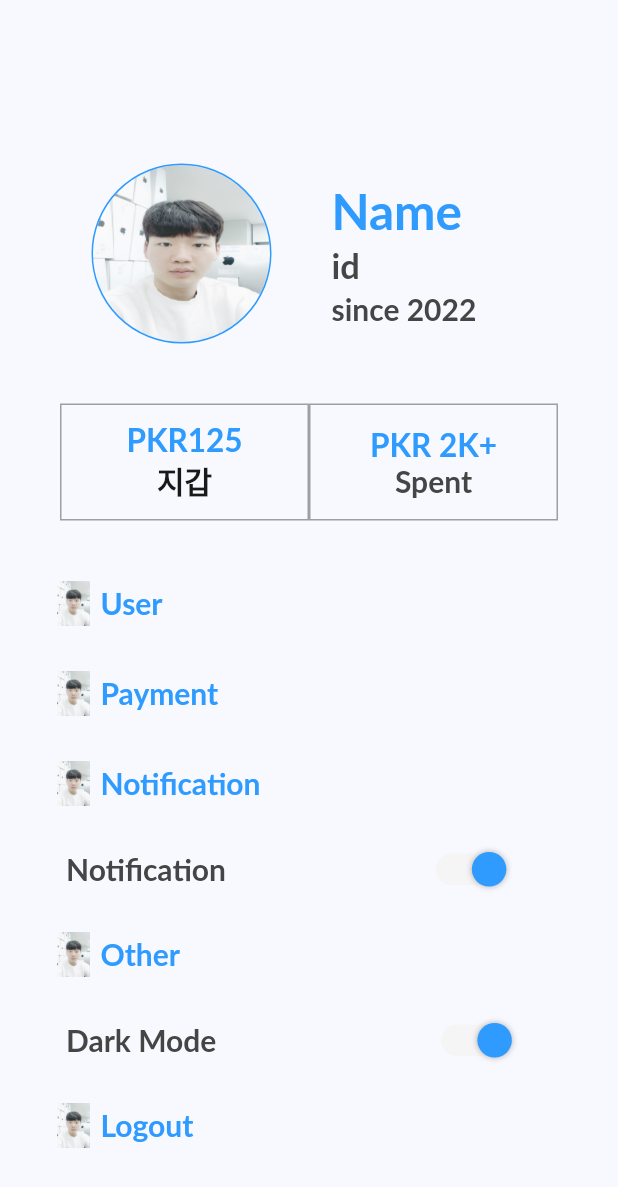
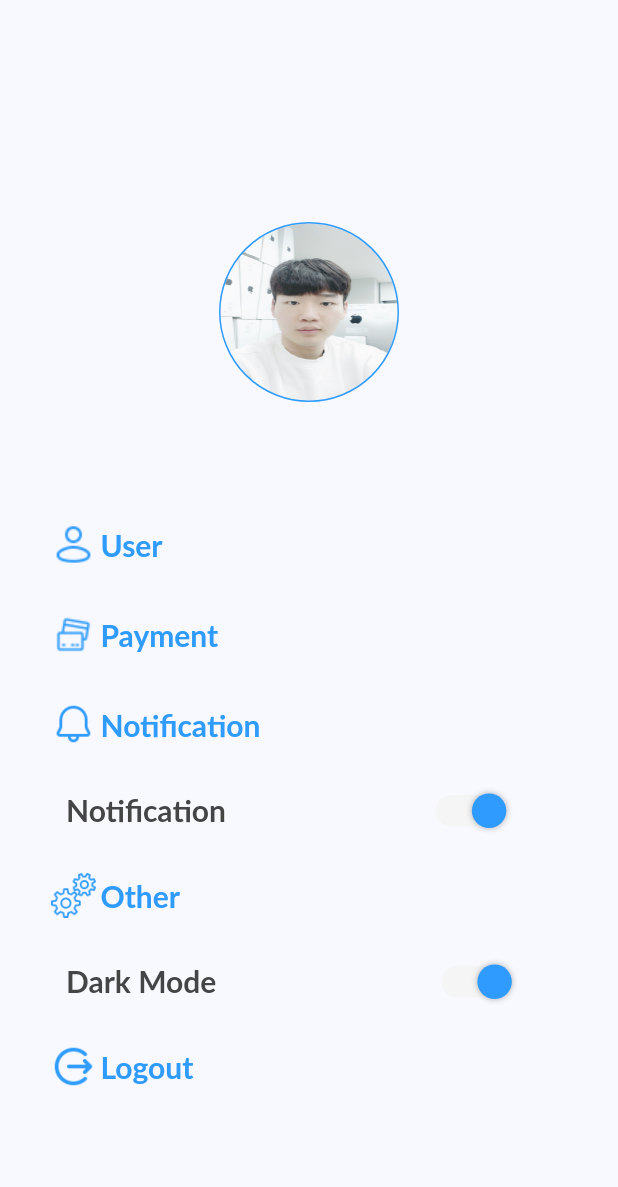
Before and after one commit to kangdeagyu/MAPPY, a Flutter app: the More screen opened directly, on a phone screen of 412 x 824 dp. Shown: the top 1187 px of the screen. Run offline on Flutter 3.47's test engine with Material 2 defaults, Android fonts, the phone set to English and light mode, and no system bars; our stand-ins replace firebase_core, flutter_screenutil, get, google_fonts, image_picker; accounts and stored records are empty; Roboto replaces fonts that are missing (Lato).

Commit message:
설정 페이지 이미지 추가

```diff
--- a/lib/view/more.dart
+++ b/lib/view/more.dart
@@ -28,150 +28,12 @@ class More extends StatelessWidget {
                     ),
                   ),
                 ),
-                // 유저 기본 정보
-                const SizedBox(
-                  width: 40,
-                ),
-                const SizedBox(
-                  width: 130,
-                  height: 98,
-                  child: Column(
-                    mainAxisSize: MainAxisSize.min,
-                    mainAxisAlignment: MainAxisAlignment.start,
-                    crossAxisAlignment: CrossAxisAlignment.start,
-                    children: [
-                      SizedBox(
-                        width: 177,
-                        child: Text(
-                          'Name',
-                          style: TextStyle(
-                            color: Color(0xFF2F9BFF),
-                            fontSize: 33,
-                            fontFamily: 'Lato',
-                            fontWeight: FontWeight.w700,
-                            height: 0,
-                          ),
-                        ),
-                      ),
-                      SizedBox(height: 3),
-                      SizedBox(
-                        width: 152,
-                        child: Text(
-                          'id',
-                          style: TextStyle(
-                            color: Color(0xFF454545),
-                            fontSize: 23,
-                            fontFamily: 'Lato',
-                            fontWeight: FontWeight.w700,
-                            height: 0,
-                          ),
-                        ),
-                      ),
-                      SizedBox(height: 3),
-                      Text(
-                        'since 2022',
-                        style: TextStyle(
-                          color: Color(0xFF454545),
-                          fontSize: 20,
-                          fontFamily: 'Lato',
-                          fontWeight: FontWeight.w700,
-                          height: 0,
-                        ),
-                      ),
-                    ],
-                  ),
-                )
               ],
             ), // 유저기본정보 끝
             const SizedBox(
               height: 40,
             ),
-            // 유저 금액 내역
-            SizedBox(
-              width: 332,
-              height: 78,
-              child: Row(
-                mainAxisSize: MainAxisSize.min,
-                mainAxisAlignment: MainAxisAlignment.start,
-                crossAxisAlignment: CrossAxisAlignment.start,
-                children: [
-                  Container(
-                    width: 166,
-                    height: 78,
-                    decoration: const ShapeDecoration(
-                      color: Color(0x00E0D6D6),
-                      shape: RoundedRectangleBorder(
-                        side: BorderSide(width: 1, color: Color(0x7F454545)),
-                      ),
-                    ),
-                    child: const Column(
-                      mainAxisAlignment: MainAxisAlignment.center,
-                      children: [
-                        Text(
-                          'PKR125',
-                          textAlign: TextAlign.center,
-                          style: TextStyle(
-                            color: Color(0xFF2F9BFF),
-                            fontSize: 21,
-                            fontFamily: 'Lato',
-                            fontWeight: FontWeight.w700,
-                            height: 0,
-                          ),
-                        ),
-                        Text(
-                          '지갑',
-                          textAlign: TextAlign.center,
-                          style: TextStyle(
-                            color: Color(0xFF191919),
-                            fontSize: 20,
-                            fontFamily: 'Lato',
-                            fontWeight: FontWeight.w700,
-                            height: 0,
-                          ),
-                        ),
-                      ],
-                    ),
-                  ),
-                  Container(
-                    width: 166,
-                    height: 78,
-                    decoration: const ShapeDecoration(
-                      color: Color(0x00E0D6D6),
-                      shape: RoundedRectangleBorder(
-                        side: BorderSide(width: 1, color: Color(0x7F454545)),
-                      ),
-                    ),
-                    child: const Column(
-                      mainAxisAlignment: MainAxisAlignment.center,
-                      children: [
-                        Text(
-                          'PKR 2K+',
-                          textAlign: TextAlign.center,
-                          style: TextStyle(
-                            color: Color(0xFF2F9BFF),
-                            fontSize: 21,
-                            fontFamily: 'Lato',
-                            fontWeight: FontWeight.w700,
-                            height: 0,
-                          ),
-                        ),
-                        Text(
-                          'Spent',
-                          textAlign: TextAlign.center,
-                          style: TextStyle(
-                            color: Color(0xFF454545),
-                            fontSize: 20,
-                            fontFamily: 'Lato',
-                            fontWeight: FontWeight.w700,
-                            height: 0,
-                          ),
-                        ),
-                      ],
-                    ),
-                  ),
-                ],
-              ),
-            ), // 유저 금액 내역끝
+
             const SizedBox(
               height: 40,
             ),
@@ -188,7 +50,7 @@ class More extends StatelessWidget {
                     clipBehavior: Clip.antiAlias,
                     decoration: const BoxDecoration(
                       image: DecorationImage(
-                        image: AssetImage('assets/images/임시.jpeg'),
+                        image: AssetImage('assets/images/user.png'),
                       ),
                     ),
                   ),
@@ -221,7 +83,7 @@ class More extends StatelessWidget {
                     clipBehavior: Clip.antiAlias,
                     decoration: const BoxDecoration(
                       image: DecorationImage(
-                        image: AssetImage('assets/images/임시.jpeg'),
+                        image: AssetImage('assets/images/payment.png'),
                       ),
                     ),
                   ),
@@ -254,7 +116,7 @@ class More extends StatelessWidget {
                     clipBehavior: Clip.antiAlias,
                     decoration: const BoxDecoration(
                       image: DecorationImage(
-                        image: AssetImage('assets/images/임시.jpeg'),
+                        image: AssetImage('assets/images/notification.png'),
                       ),
                     ),
                   ),
@@ -354,7 +216,7 @@ class More extends StatelessWidget {
                     clipBehavior: Clip.antiAlias,
                     decoration: const BoxDecoration(
                       image: DecorationImage(
-                        image: AssetImage('assets/images/임시.jpeg'),
+                        image: AssetImage('assets/images/setting.png'),
                       ),
                     ),
                   ),
@@ -454,7 +316,7 @@ class More extends StatelessWidget {
                     clipBehavior: Clip.antiAlias,
                     decoration: const BoxDecoration(
                       image: DecorationImage(
-                        image: AssetImage('assets/images/임시.jpeg'),
+                        image: AssetImage('assets/images/logout.png'),
                       ),
                     ),
                   ),
```
Also changed, not shown: assets/images/logout.png (added), assets/images/notification.png (added), assets/images/payment.png (added), assets/images/setting.png (added), assets/images/user.png (added).
